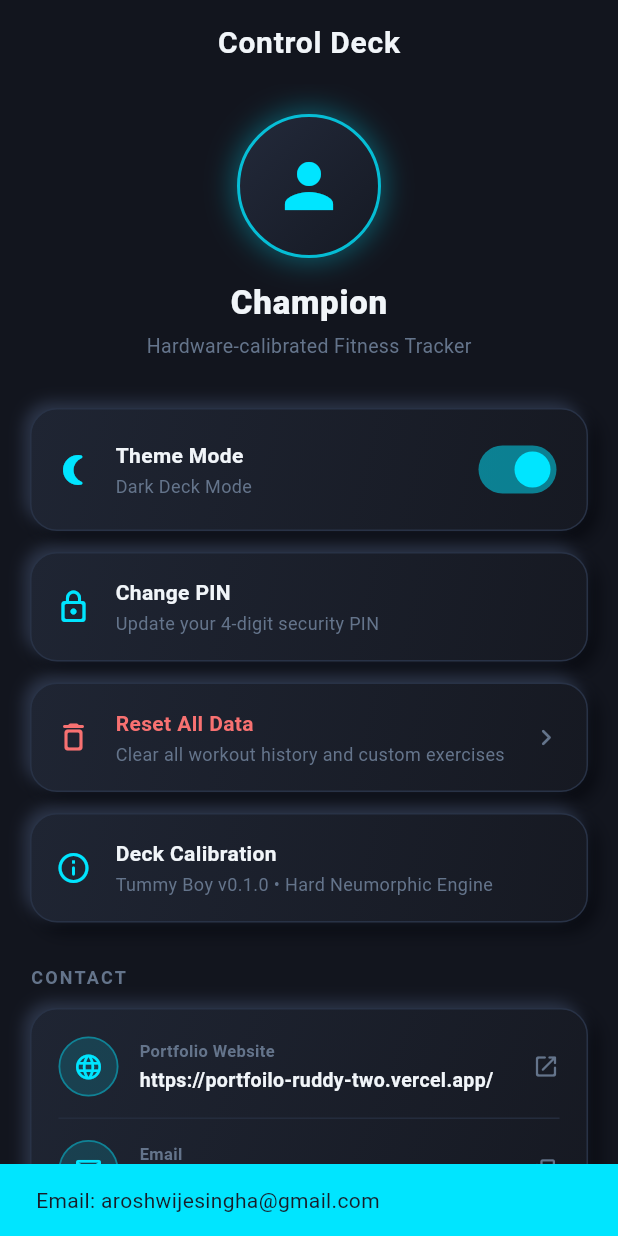
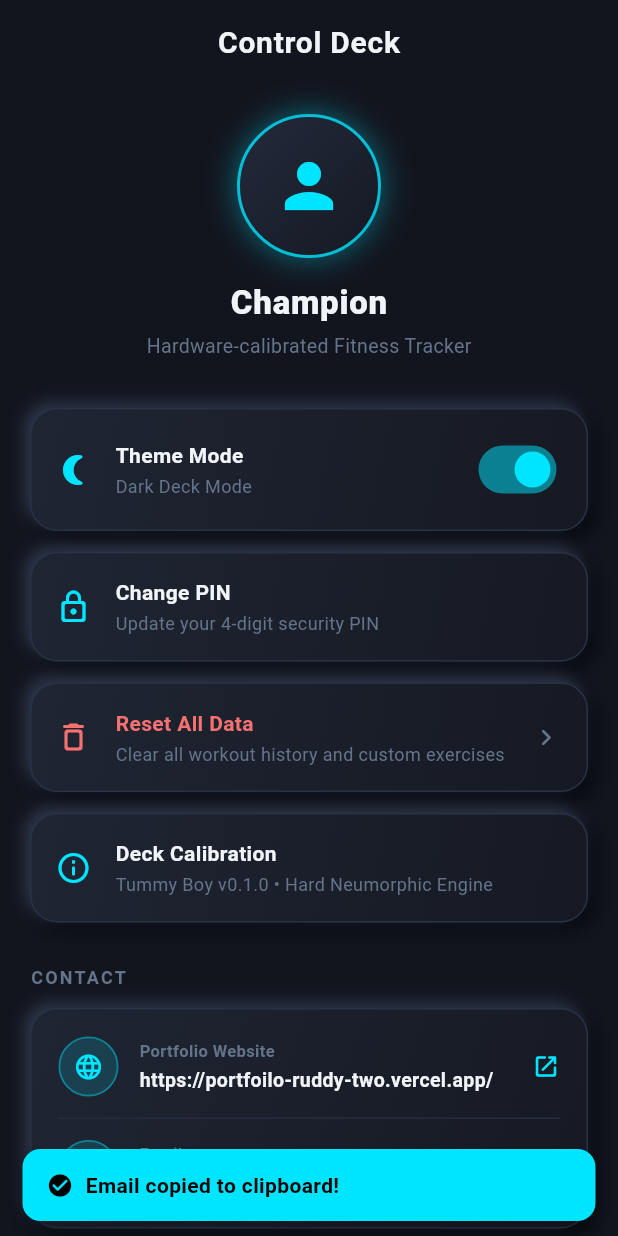
Before and after one commit to aroshwijesinghe/Tummy_boy, a Flutter app: the ProfilePage screen opened directly, after a tap on "Email", on a phone screen of 412 x 824 dp. Run offline on Flutter 3.47's test engine with Material 3 defaults, Android fonts, the phone set to English and light mode, and no system bars; our stand-ins replace fl_chart, shared_preferences; accounts and stored records are empty.

Commit message:
feat(contact): open website directly via url_launcher and copy email directly to clipboard

```diff
--- a/lib/features/profile/presentation/pages/profile_page.dart
+++ b/lib/features/profile/presentation/pages/profile_page.dart
@@ -1,4 +1,6 @@
 import 'package:flutter/material.dart';
+import 'package:flutter/services.dart';
+import 'package:url_launcher/url_launcher.dart';
 import '../../../../core/constants/app_colors.dart';
 import '../../../../core/services/storage_service.dart';
 import '../../../../core/theme/theme_controller.dart';
@@ -168,16 +170,27 @@ class ProfilePage extends StatelessWidget {
               padding: const EdgeInsets.all(18),
               child: Column(
                 children: [
-                  // Website / Portfolio Item
+                  // Website / Portfolio Item (Directly opens website)
                   GestureDetector(
-                    onTap: () {
+                    onTap: () async {
+                      final uri = Uri.parse('https://portfoilo-ruddy-two.vercel.app/');
+                      try {
+                        final canLaunch = await canLaunchUrl(uri);
+                        if (canLaunch) {
+                          await launchUrl(uri, mode: LaunchMode.externalApplication);
+                        } else {
+                          await launchUrl(uri);
+                        }
+                      } catch (e) {
+                        if (context.mounted) {
                           ScaffoldMessenger.of(context).showSnackBar(
                             const SnackBar(
-                          content: Text('Website: https://portfoilo-ruddy-two.vercel.app/'),
+                              content: Text('Opening https://portfoilo-ruddy-two.vercel.app/'),
                               backgroundColor: AppColors.neonCyan,
-                          duration: Duration(seconds: 2),
                             ),
                           );
+                        }
+                      }
                     },
                     child: Row(
                       children: [
@@ -213,23 +226,38 @@ class ProfilePage extends StatelessWidget {
                             ],
                           ),
                         ),
-                        Icon(Icons.open_in_new_rounded, color: subCol, size: 18),
+                        const Icon(Icons.open_in_new_rounded, color: AppColors.neonCyan, size: 18),
                       ],
                     ),
                   ),
                   const SizedBox(height: 14),
                   Divider(color: isDark ? AppColors.borderDark : AppColors.borderLight, height: 1),
                   const SizedBox(height: 14),
-                  // Email Item
+                  // Email Item (Copies email directly to clipboard)
                   GestureDetector(
-                    onTap: () {
+                    onTap: () async {
+                      const email = 'aroshwijesingha@gmail.com';
+                      await Clipboard.setData(const ClipboardData(text: email));
+                      if (context.mounted) {
                         ScaffoldMessenger.of(context).showSnackBar(
-                        const SnackBar(
-                          content: Text('Email: aroshwijesingha@gmail.com'),
+                          SnackBar(
+                            content: const Row(
+                              children: [
+                                Icon(Icons.check_circle_rounded, color: Colors.black, size: 18),
+                                SizedBox(width: 8),
+                                Text(
+                                  'Email copied to clipboard!',
+                                  style: TextStyle(color: Colors.black, fontWeight: FontWeight.w700),
+                                ),
+                              ],
+                            ),
                             backgroundColor: AppColors.neonCyan,
-                          duration: Duration(seconds: 2),
+                            behavior: SnackBarBehavior.floating,
+                            shape: RoundedRectangleBorder(borderRadius: BorderRadius.circular(12)),
+                            duration: const Duration(seconds: 2),
                           ),
                         );
+                      }
                     },
                     child: Row(
                       children: [
@@ -265,7 +293,7 @@ class ProfilePage extends StatelessWidget {
                             ],
                           ),
                         ),
-                        Icon(Icons.copy_rounded, color: subCol, size: 18),
+                        const Icon(Icons.copy_rounded, color: AppColors.neonCyan, size: 18),
                       ],
                     ),
                   ),
--- a/pubspec.yaml
+++ b/pubspec.yaml
@@ -14,6 +14,7 @@ dependencies:
   fl_chart: ^0.68.0
   crypto: ^3.0.3
   intl: ^0.19.0
+  url_launcher: ^6.3.2
 
 dev_dependencies:
   flutter_test:
```
Also changed, not shown: pubspec.lock, 5 other files. Lines whose indentation alone changed are shown as unchanged.
